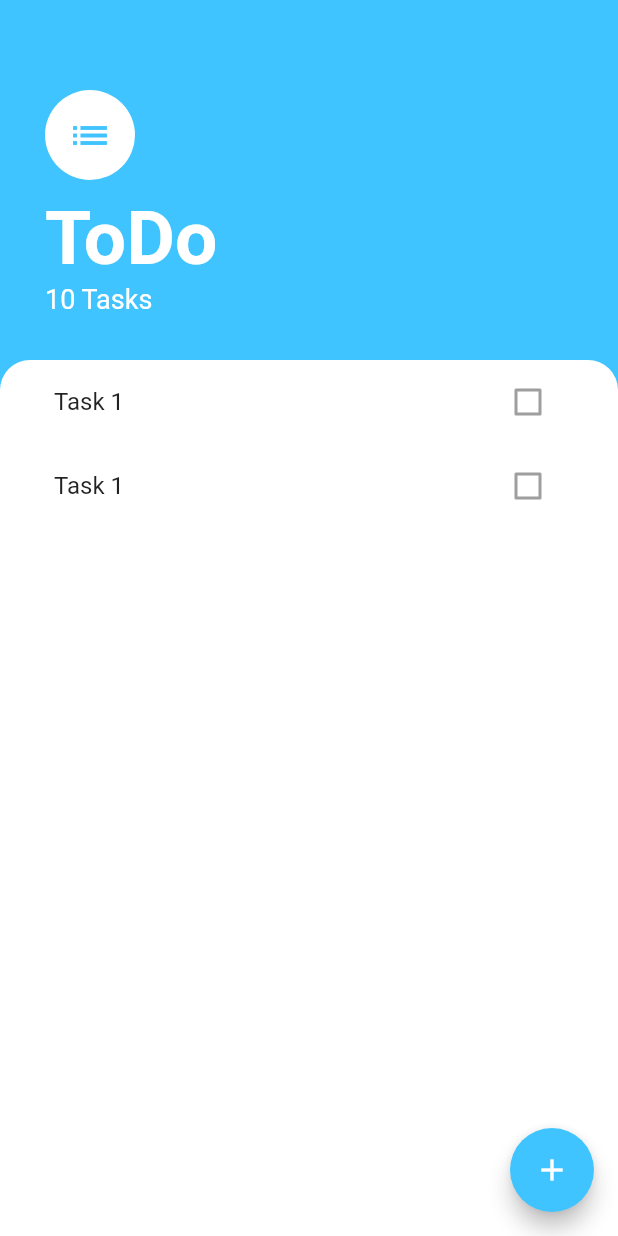
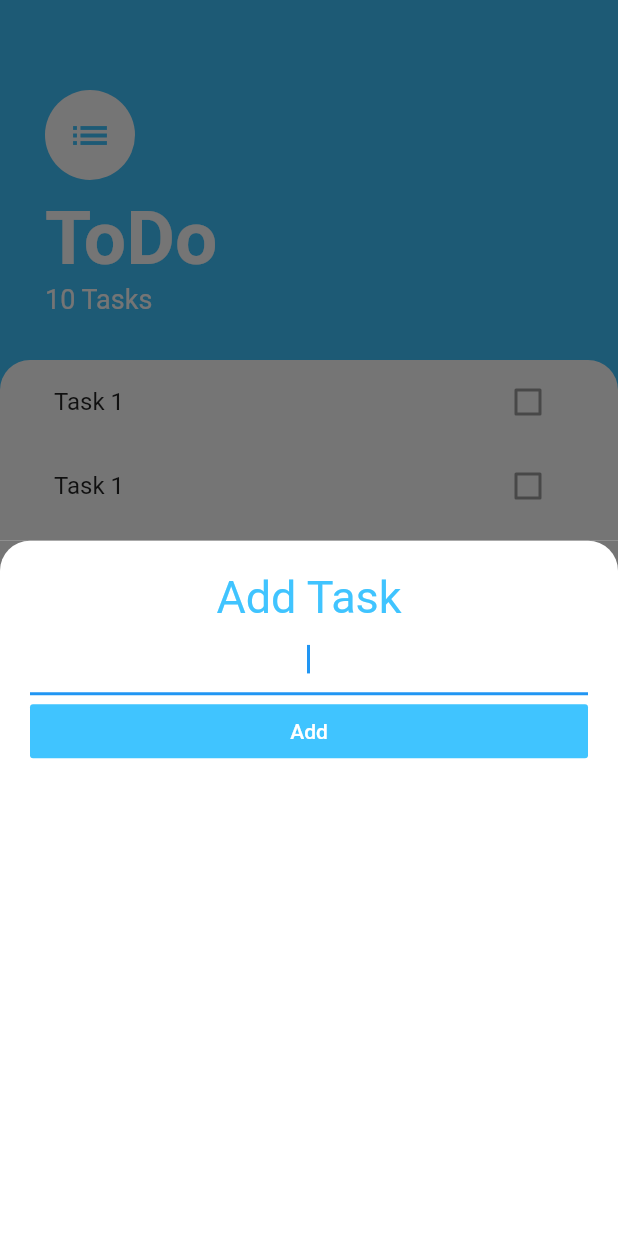
Before and after one commit to Sombernightmare/todo-flutter, a Flutter app: the screen it shows after launch, after a tap on the "add" icon, on a phone screen of 412 x 824 dp. Run offline on Flutter 3.47's test engine with Material 2 defaults, Android fonts, the phone set to English and light mode, and no system bars.

```diff
--- /dev/null
+++ b/lib/screens/add_task_screen.dart
@@ -0,0 +1,36 @@
+import 'package:flutter/material.dart';
+
+class AddTaskScreen extends StatelessWidget {
+  @override
+  Widget build(BuildContext context) {
+    return Container(
+      color: Color(0xff757575),
+      child: Container(
+        padding: EdgeInsets.all(20),
+        decoration: BoxDecoration(
+            color: Colors.white,
+            borderRadius: BorderRadius.only(
+                topRight: Radius.circular(20), topLeft: Radius.circular(20))),
+        child: Column(
+          crossAxisAlignment: CrossAxisAlignment.stretch,
+          children: <Widget>[
+            Text(
+              'Add Task',
+              textAlign: TextAlign.center,
+              style: TextStyle(fontSize: 30, color: Colors.lightBlueAccent),
+            ),
+            TextField(
+              autofocus: true,
+              textAlign: TextAlign.center,
+            ),
+            FlatButton(
+              onPressed: () {},
+              color: Colors.lightBlueAccent,
+              child: Text('Add', style: TextStyle(color: Colors.white)),
+            ),
+          ],
+        ),
+      ),
+    );
+  }
+}
--- a/lib/screens/tasks_screen.dart
+++ b/lib/screens/tasks_screen.dart
@@ -1,5 +1,6 @@
 import 'package:flutter/material.dart';
 import 'package:todo_flutter/components/task_list.dart';
+import 'add_task_screen.dart';
 
 class TasksScreen extends StatelessWidget {
   @override
@@ -7,7 +8,10 @@ class TasksScreen extends StatelessWidget {
     return Scaffold(
       backgroundColor: Colors.lightBlueAccent,
       floatingActionButton: FloatingActionButton(
-        onPressed: () {},
+        onPressed: () {
+          showModalBottomSheet(
+              context: context, builder: (context) => AddTaskScreen());
+        },
         backgroundColor: Colors.lightBlueAccent,
         child: Icon(Icons.add),
       ),
```
